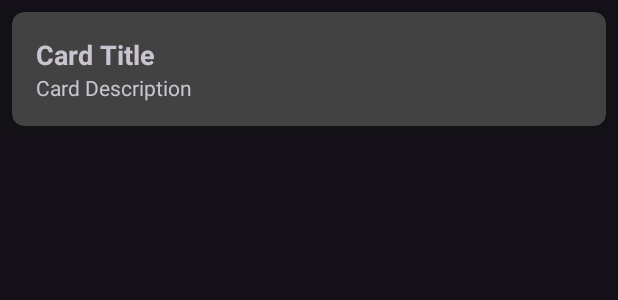
After one commit to shwartzie/SendAndForget, an Android app: the layout schedule.xml on its own in the app's theme, with its tools: preview values and no code run, on a phone screen of 412 x 824 dp. The commit adds this screen. Shown: the top 300 px of the screen. Run offline under Robolectric (Android 15) with nearby library versions, the phone set to English and light mode, and no system bars.

Commit message:
added dynamically the schedules list by adding a prompt

```diff
--- a/send_and_forget/app/src/main/res/layout/home_page.xml
+++ b/send_and_forget/app/src/main/res/layout/home_page.xml
@@ -23,14 +23,15 @@
             android:padding="10dp">
 
         <TextView
-                android:id="@+id/navItemPrompts"
+                android:id="@+id/promptsLink"
                 android:layout_width="wrap_content"
                 android:layout_height="wrap_content"
                 android:text="Prompts"
                 android:textColor="#ffffff"
                 android:textSize="18sp"
                 android:padding="8dp"
-                android:clickable="true"/>
+                android:clickable="true"
+        />
 
         <!-- Add more navigation items as needed -->
 
--- /dev/null
+++ b/send_and_forget/app/src/main/res/layout/schedule.xml
@@ -0,0 +1,32 @@
+<?xml version="1.0" encoding="utf-8"?>
+<androidx.cardview.widget.CardView xmlns:android="http://schemas.android.com/apk/res/android"
+                                   xmlns:app="http://schemas.android.com/apk/res-auto"
+                                   android:layout_width="match_parent"
+                                   android:layout_height="wrap_content"
+                                   app:cardElevation="4dp"
+                                   app:cardCornerRadius="8dp"
+                                   android:layout_margin="8dp">
+
+    <LinearLayout
+            android:layout_width="match_parent"
+            android:layout_height="wrap_content"
+            android:orientation="vertical"
+            android:padding="16dp">
+
+        <TextView
+                android:id="@+id/titleTextView"
+                android:layout_width="wrap_content"
+                android:layout_height="wrap_content"
+                android:textSize="18sp"
+                android:textStyle="bold"
+                android:text="Card Title" />
+
+        <TextView
+                android:id="@+id/descriptionTextView"
+                android:layout_width="wrap_content"
+                android:layout_height="wrap_content"
+                android:textSize="14sp"
+                android:text="Card Description" />
+    </LinearLayout>
+
+</androidx.cardview.widget.CardView>
```
Also changed, not shown: send_and_forget/app/src/main/AndroidManifest.xml (+6 -2 lines), send_and_forget/app/src/main/java/com/example/send_and_forget/Schedules.java (+16 -10 lines), send_and_forget/app/src/main/java/com/example/send_and_forget/controller_view.java (renamed from send_and_forget/app/src/main/java/com/example/send_and_forget/controller.java, +22 -7 lines), send_and_forget/app/src/main/java/com/example/send_and_forget/login_activity.java (+5 -5 lines), send_and_forget/app/src/main/java/com/example/send_and_forget/recycle_adapter.java (added, +50 -0 lines), send_and_forget/app/src/main/java/com/example/send_and_forget/schedules_view.java (added, +30 -0 lines), send_and_forget/app/src/main/res/layout/schedules.xml (added, +30 -0 lines).
